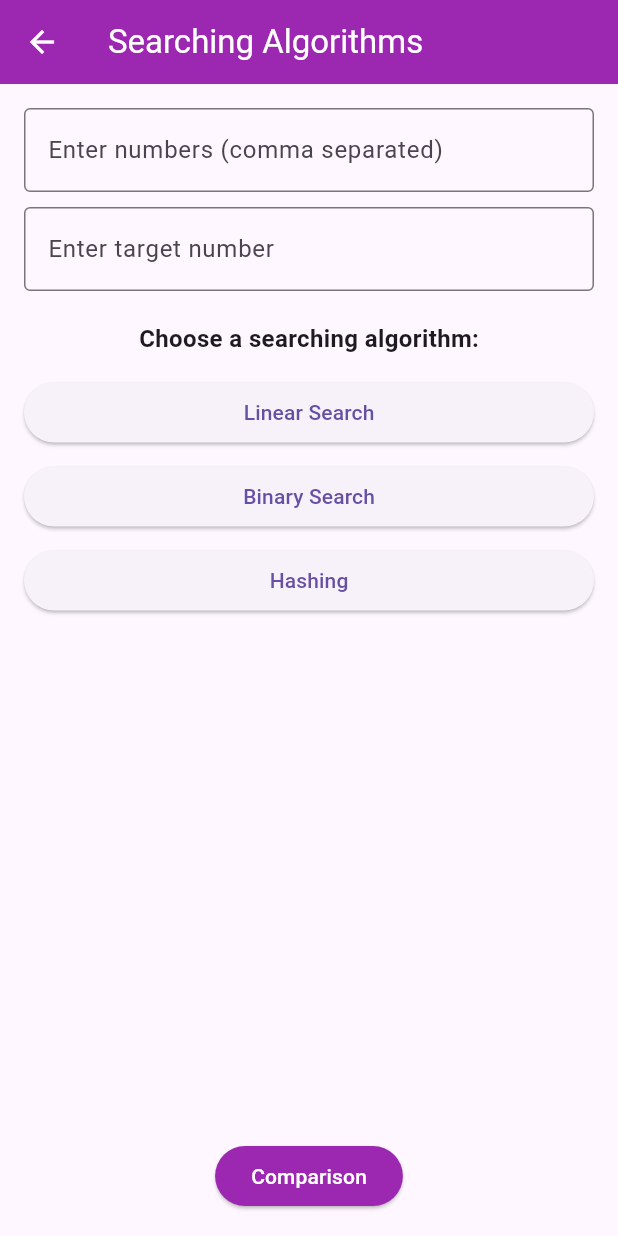
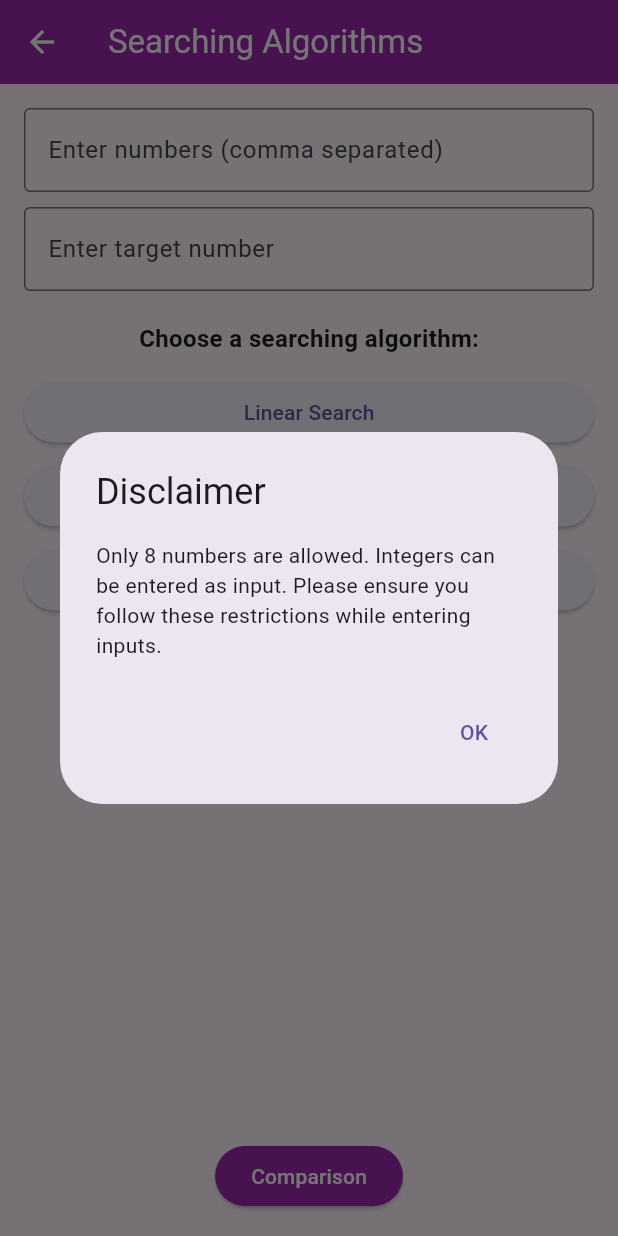
Before and after one commit to TMadhan2004/Algorithm-simulator, a Flutter app: the SearchingPage screen opened directly, on a phone screen of 412 x 824 dp. Run offline on Flutter 3.47's test engine with Material 3 defaults, Android fonts, the light colour scheme and no system bars; our stand-ins replace syncfusion_flutter_charts, video_player.

Commit message:
Update searching_page.dart

```diff
--- a/lib/searching/searching_page.dart
+++ b/lib/searching/searching_page.dart
@@ -1,7 +1,7 @@
 import 'package:flutter/material.dart';
 import 'package:video_player/video_player.dart';
 import 'searching_animation_page.dart';
-import 'comparsion_page.dart';
+import 'comparison_page.dart';
 
 class SearchingPage extends StatefulWidget {
   @override
@@ -19,6 +19,33 @@ class _SearchingPageState extends State<SearchingPage> {
     'Binary Search',
     'Hashing'
   ];
+
+  @override
+  void initState() {
+    super.initState();
+    // Show the disclaimer dialog when the page is first initialized
+    WidgetsBinding.instance.addPostFrameCallback((_) => _showDisclaimerDialog());
+  }
+
+  void _showDisclaimerDialog() {
+    showDialog(
+      context: context,
+      builder: (context) => AlertDialog(
+        title: Text('Disclaimer'),
+        content: Text(
+          'Only 8 numbers are allowed. '
+              'Integers can be entered as input. '
+              'Please ensure you follow these restrictions while entering inputs.',
+        ),
+        actions: [
+          TextButton(
+            onPressed: () => Navigator.of(context).pop(),
+            child: Text('OK'),
+          ),
+        ],
+      ),
+    );
+  }
 
   // Parse input for numbers
   void _parseInput() {
@@ -258,9 +285,9 @@ class _LoadingDialogState extends State<LoadingDialog> {
         child: Center(
           child: _controller.value.isInitialized
               ? AspectRatio(
-                  aspectRatio: _controller.value.aspectRatio,
-                  child: VideoPlayer(_controller),
-                )
+            aspectRatio: _controller.value.aspectRatio,
+            child: VideoPlayer(_controller),
+          )
               : CircularProgressIndicator(),
         ),
       ),
```
